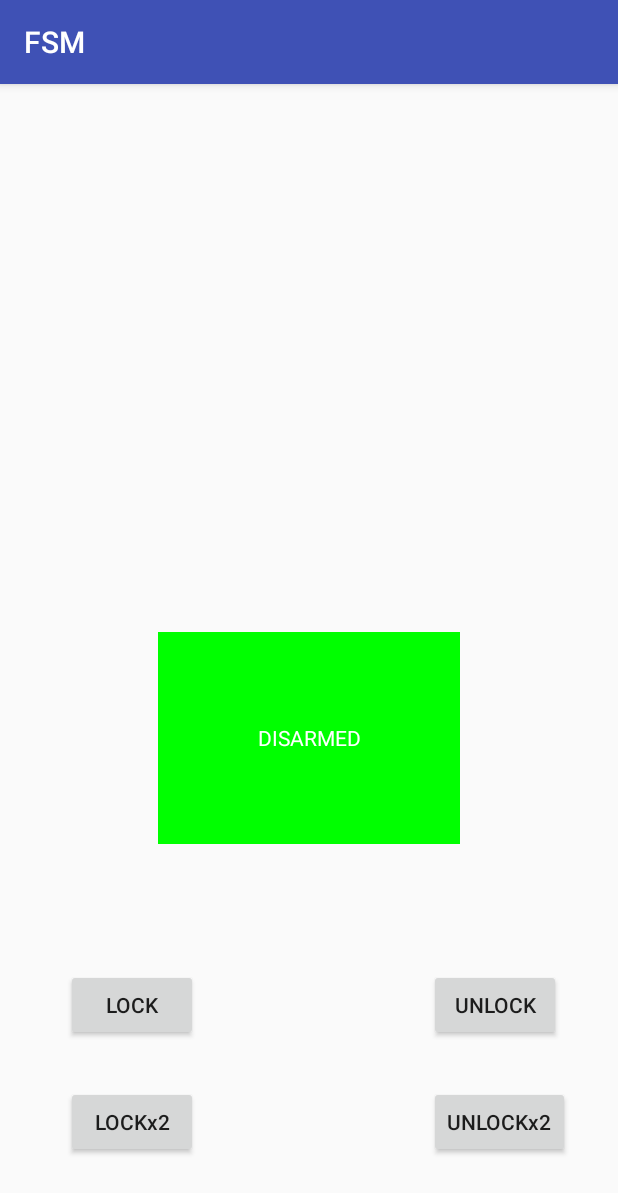
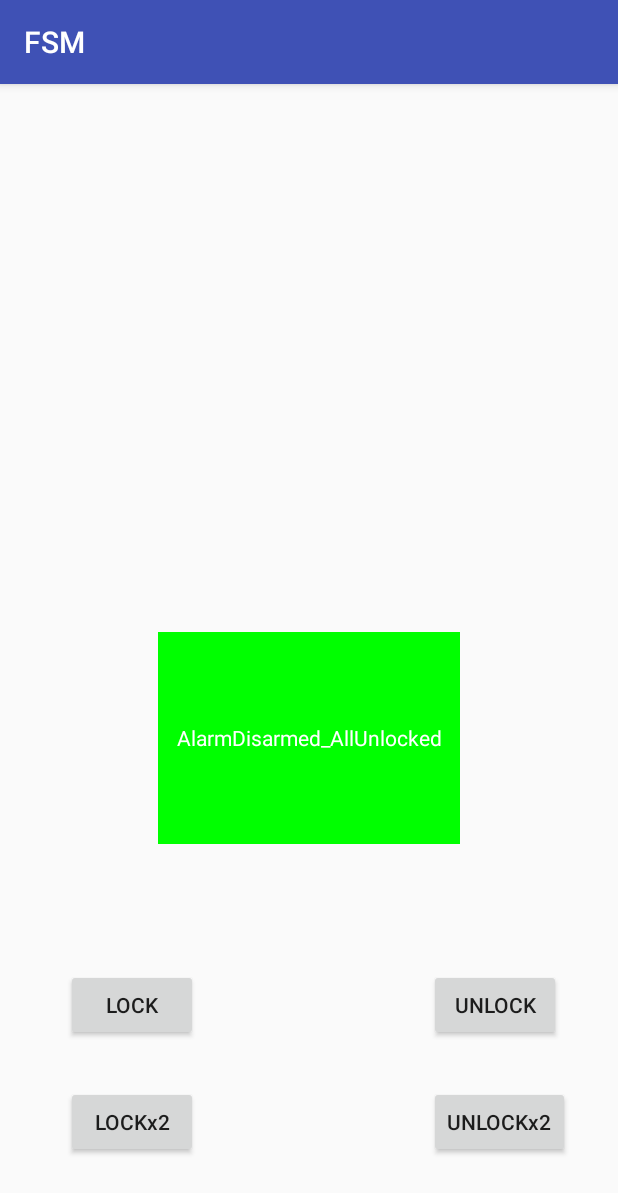
Before and after one commit to tsyapa/fsm, an Android app: the screen it shows after launch (MainActivity), on a phone screen of 412 x 824 dp. Shown: the top 1193 px of the screen. Run offline under Robolectric (Android 15) with nearby library versions, the phone set to English and light mode, and no system bars.

Commit message:
implement app ui

```diff
--- a/app/src/main/java/com/example/vitaliytsyapa/fsm/FSM.java
+++ b/app/src/main/java/com/example/vitaliytsyapa/fsm/FSM.java
@@ -77,7 +77,7 @@ public class FSM {
         return transitionsList;
     }
 
-    public void changeState(String currentState, String action){
+    public void changeState(String action){
         String nextState=null;
         for(Transition transition : transitions){
             if(transition.getFromState().equals(currentState) && transition.getAction().equals(action))
--- a/app/src/main/java/com/example/vitaliytsyapa/fsm/MainActivity.java
+++ b/app/src/main/java/com/example/vitaliytsyapa/fsm/MainActivity.java
@@ -6,19 +6,63 @@ import android.view.View;
 import android.widget.Button;
 import android.widget.TextView;
 
-public class MainActivity extends AppCompatActivity {
+public class MainActivity extends AppCompatActivity implements View.OnClickListener {
+
+    private Button btnLock, btnLockX2, btnUnlock, btnUnlockX2;
+    private TextView tvState;
+    private FSM fsm;
 
     @Override
     protected void onCreate(Bundle savedInstanceState) {
         super.onCreate(savedInstanceState);
         setContentView(R.layout.activity_main);
-        final TextView state=(TextView) findViewById(R.id.textView);
-        Button btnLock=(Button) findViewById(R.id.buttonLock);
+        init();
         setListeners();
-        FSM fsm=new FSM(this);
+        fsm=new FSM(this);
+        changeIndicator();
     }
 
-    private void setListeners(){
+    private void init(){
+        tvState=(TextView) findViewById(R.id.textView);
+        btnLock=(Button) findViewById(R.id.buttonLock);
+        btnLockX2=(Button) findViewById(R.id.buttonLockX2);
+        btnUnlock=(Button) findViewById(R.id.buttonUnlock);
+        btnUnlockX2=(Button) findViewById(R.id.buttonUnlockX2);
+    }
 
+    private void setListeners() {
+        btnLock.setOnClickListener(this);
+        btnLockX2.setOnClickListener(this);
+        btnUnlock.setOnClickListener(this);
+        btnUnlockX2.setOnClickListener(this);
     }
+
+    @Override
+    public void onClick(View v) {
+        switch (v.getId()) {
+            case R.id.buttonLock:
+                fsm.changeState("lock");
+                break;
+            case R.id.buttonLockX2:
+                fsm.changeState("lockX2");
+                break;
+            case R.id.buttonUnlock:
+                fsm.changeState("unlock");
+                break;
+            case R.id.buttonUnlockX2:
+                fsm.changeState("unlockX2");
+                break;
+        }
+        changeIndicator();
+    }
+
+    private void changeIndicator(){
+        String currentState=fsm.getCurrentState();
+        if(currentState.contains("Armed"))
+            tvState.setBackgroundColor(getResources().getColor(R.color.red));
+        else
+            tvState.setBackgroundColor(getResources().getColor(R.color.green));
+        tvState.setText(fsm.getCurrentState());
+    }
+
 }
```
